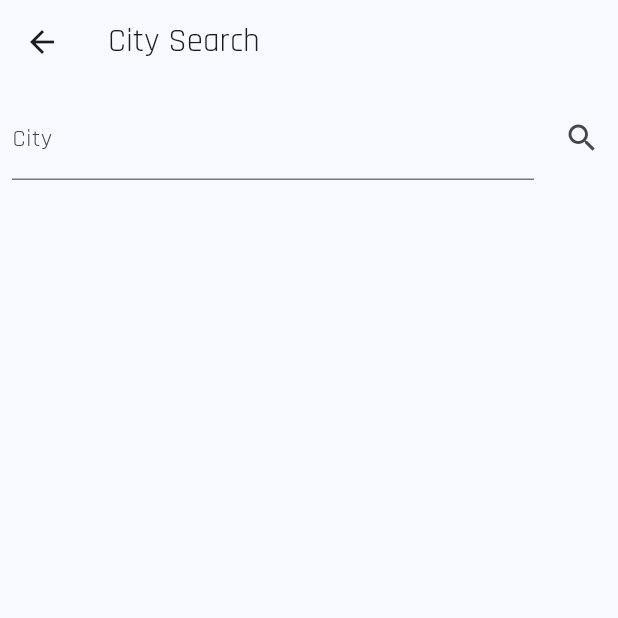
After one commit to MagentaII/Flutter_Weather, a Flutter app: the screen it shows after launch, after a tap on the "search" icon, on a phone screen of 412 x 824 dp, the top half of it. The commit adds this screen. Run offline on Flutter 3.47's test engine with Material 3 defaults, Android fonts, the phone set to English and light mode, and no system bars; our stand-ins replace equatable, flutter_bloc, google_fonts, hydrated_bloc.

Commit message:
Implement WeatherPage, SettingsPage, and SearchPage
- Created WeatherPage with BlocProvider for WeatherCubit and WeatherView.
- Implemented WeatherView with AppBar, BlocConsumer for weather state, and FloatingActionButton for city search.
- Developed SettingsPage to allow users to update temperature units using a Switch.
- Created SearchPage for users to input city names and return the result via Navigator.

```diff
--- /dev/null
+++ b/lib/search/view/search_page.dart
@@ -0,0 +1,54 @@
+import 'package:flutter/material.dart';
+
+class SearchPage extends StatefulWidget {
+  const SearchPage._();
+
+  static Route<void> route() {
+    return MaterialPageRoute(
+      builder: (_) => const SearchPage._(),
+    );
+  }
+
+  @override
+  State<SearchPage> createState() => _SearchPageState();
+}
+
+class _SearchPageState extends State<SearchPage> {
+  final TextEditingController _textController = TextEditingController();
+
+  String get _text => _textController.text;
+
+  @override
+  void dispose() {
+    _textController.dispose();
+    super.dispose();
+  }
+
+  @override
+  Widget build(BuildContext context) {
+    return Scaffold(
+      appBar: AppBar(title: const Text('City Search')),
+      body: Row(
+        children: [
+          Expanded(
+            child: Padding(
+              padding: const EdgeInsets.all(8),
+              child: TextField(
+                controller: _textController,
+                decoration: const InputDecoration(
+                  labelText: 'City',
+                  hintText: 'Chicago',
+                ),
+              ),
+            ),
+          ),
+          IconButton(
+            key: const Key('searchPage_search_iconButton'),
+            icon: const Icon(Icons.search, semanticLabel: 'Submit'),
+            onPressed: () => Navigator.of(context).pop(_text),
+          )
+        ],
+      ),
+    );
+  }
+}
--- a/lib/weather/view/weather_page.dart
+++ b/lib/weather/view/weather_page.dart
@@ -1,5 +1,6 @@
 import 'package:flutter/material.dart';
 import 'package:flutter_bloc/flutter_bloc.dart';
+import 'package:flutter_weather/search/view/search_page.dart';
 import 'package:flutter_weather/settings/view/settings_page.dart';
 import 'package:flutter_weather/theme/cubit/theme_cubit.dart';
 import 'package:flutter_weather/weather/cubit/weather_cubit.dart';
@@ -28,32 +29,33 @@ class _WeatherViewState extends State<WeatherView> {
   @override
   Widget build(BuildContext context) {
     return Scaffold(
+      extendBodyBehindAppBar: true,
       appBar: AppBar(
         backgroundColor: Theme.of(context).colorScheme.inversePrimary,
         title: const Text('This is Weather Page'),
         actions: [
           IconButton(
-              onPressed: (){
-                print('Navigation from WeatherPage to SettingsPage at ${DateTime.now()}');
-                Navigator.of(context).push(
-                  MaterialPageRoute(
-                      builder: (context) => const SettingsPage(),
-                  ),
-                );
-              },
-              icon: const Icon(Icons.settings)
+            icon: const Icon(Icons.settings),
+            onPressed: () {
+              print(
+                'Navigation from WeatherPage to SettingsPage at ${DateTime.now()}',
+              );
+              Navigator.of(context).push(
+                SettingsPage.route(context.read<WeatherCubit>()),
+              );
+            },
           )
         ],
       ),
       body: Center(
-        child: BlocConsumer<WeatherCubit, WeatherState> (
+        child: BlocConsumer<WeatherCubit, WeatherState>(
           listener: (context, state) {
             if (state.status.isSuccess) {
               context.read<ThemeCubit>().updateTheme(state.weather);
             }
           },
           builder: (context, state) {
-            switch(state.status) {
+            switch (state.status) {
               case WeatherStatus.initial:
                 return const Text('WeatherEmpty');
               case WeatherStatus.loading:
@@ -68,6 +70,17 @@ class _WeatherViewState extends State<WeatherView> {
           },
         ),
       ),
+      floatingActionButton: FloatingActionButton(
+        child: const Icon(
+          Icons.search,
+          semanticLabel: 'Search',
+        ),
+        onPressed: () async {
+          Navigator.of(context).push(
+            SearchPage.route()
+          );
+        },
+      ),
     );
   }
 }
```
Also changed, not shown: lib/main.dart (+3 -74 lines), lib/settings/view/settings_page.dart (+33 -49 lines).
